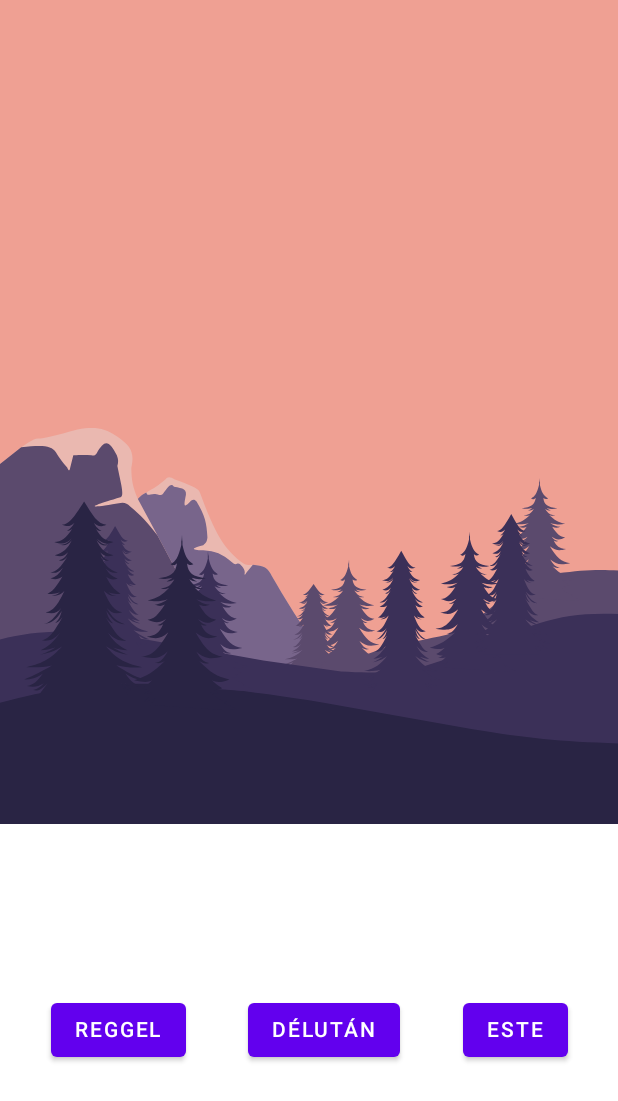
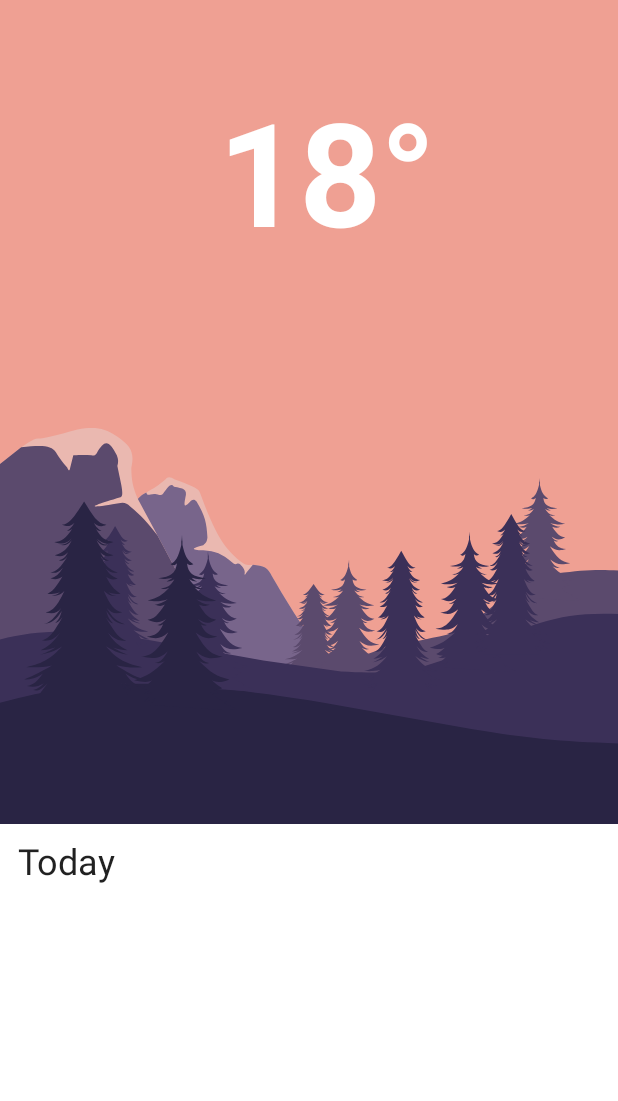
Before and after one commit to BendeguzTajti/SentientWeatherAI, an Android app built with Jetpack Compose: the @Preview function DefaultPreview, on a phone screen of 412 x 824 dp. Shown: the top 1101 px of the screen. Run offline under Robolectric (Android 15) with nearby library versions, the phone set to English and light mode, and no system bars; our stand-ins replace Dagger/Hilt's generated code, accompanist.

Commit message:
flow weather data to UI

```diff
--- a/app/src/main/java/hu/friedcoyote/sentientweatherai/domain/use_case/get_current_weather/GetCurrentWeatherUseCase.kt
+++ b/app/src/main/java/hu/friedcoyote/sentientweatherai/domain/use_case/get_current_weather/GetCurrentWeatherUseCase.kt
@@ -13,10 +13,10 @@ import javax.inject.Inject
 class GetCurrentWeatherUseCase @Inject constructor(
     private val repository: WeatherRepository
 ) {
-    operator fun invoke(exclude: List<String>?): Flow<Resource<Weather>> = flow {
+    operator fun invoke(lat: Double, lon: Double, exclude: List<String>?): Flow<Resource<Weather>> = flow {
         try {
             emit(Resource.Loading<Weather>())
-            val weather = repository.getCurrentWeather(47.4979, 19.0402, exclude)
+            val weather = repository.getCurrentWeather(lat, lon, exclude)
             emit(Resource.Success<Weather>(weather.toWeather()))
         } catch (e: HttpException) {
             emit(Resource.Error<Weather>("ERROR"))
--- a/app/src/main/java/hu/friedcoyote/sentientweatherai/presentation/MainActivity.kt
+++ b/app/src/main/java/hu/friedcoyote/sentientweatherai/presentation/MainActivity.kt
@@ -3,12 +3,24 @@ package hu.friedcoyote.sentientweatherai.presentation
 import android.os.Bundle
 import androidx.activity.ComponentActivity
 import androidx.activity.compose.setContent
+import androidx.compose.animation.core.updateTransition
+import androidx.compose.foundation.background
+import androidx.compose.foundation.layout.*
 import androidx.compose.material.*
 import androidx.compose.runtime.*
+import androidx.compose.ui.Alignment
+import androidx.compose.ui.Modifier
+import androidx.compose.ui.graphics.Color
+import androidx.compose.ui.text.font.FontStyle
+import androidx.compose.ui.text.font.FontWeight
+import androidx.compose.ui.text.style.TextAlign
 import androidx.compose.ui.tooling.preview.Preview
+import androidx.compose.ui.unit.dp
 import dagger.hilt.android.AndroidEntryPoint
+import hu.friedcoyote.sentientweatherai.domain.model.Day
 import hu.friedcoyote.sentientweatherai.presentation.ui.theme.SentientWeatherAITheme
 import hu.friedcoyote.sentientweatherai.presentation.weather.WeatherScreen
+import hu.friedcoyote.sentientweatherai.presentation.weather.components.Landscape
 
 @AndroidEntryPoint
 class MainActivity : ComponentActivity() {
@@ -29,6 +41,37 @@ class MainActivity : ComponentActivity() {
 @Composable
 fun DefaultPreview() {
     SentientWeatherAITheme {
-        WeatherScreen()
+        val currentDay = remember { mutableStateOf(Day.MORNING) }
+        val transition = updateTransition(currentDay.value, label = "")
+        Column(modifier = Modifier.fillMaxSize(), verticalArrangement = Arrangement.Bottom) {
+            Box(modifier = Modifier.fillMaxSize().weight(6f), contentAlignment = Alignment.BottomCenter) {
+                Landscape(dayChangeTransition = transition)
+                Row(
+                    modifier = Modifier.fillMaxSize(),
+                    verticalAlignment = Alignment.Top,
+                    horizontalArrangement = Arrangement.Center
+                ) {
+                    Text(
+                        modifier = Modifier.padding(top = 62.dp, start = 24.dp),
+                        text = "18°",
+                        color = Color.White,
+                        style = MaterialTheme.typography.h1,
+                        fontWeight = FontWeight.Bold
+                    )
+                }
+            }
+            Row(
+                modifier = Modifier
+                    .fillMaxSize()
+                    .weight(3f)
+                    .background(MaterialTheme.colors.surface),
+            ) {
+                Text(
+                    modifier = Modifier.padding(12.dp),
+                    text = "Today",
+                    style = MaterialTheme.typography.h5
+                )
+            }
+        }
     }
 }
--- a/app/src/main/java/hu/friedcoyote/sentientweatherai/presentation/weather/WeatherScreen.kt
+++ b/app/src/main/java/hu/friedcoyote/sentientweatherai/presentation/weather/WeatherScreen.kt
@@ -1,11 +1,6 @@
 package hu.friedcoyote.sentientweatherai.presentation.weather
 
-import androidx.compose.animation.animateColor
-import androidx.compose.animation.core.Transition
-import androidx.compose.animation.core.animateFloat
-import androidx.compose.animation.core.tween
 import androidx.compose.animation.core.updateTransition
-import androidx.compose.foundation.Image
 import androidx.compose.foundation.background
 import androidx.compose.foundation.layout.*
 import androidx.compose.material.Button
@@ -17,22 +12,37 @@ import androidx.compose.runtime.remember
 import androidx.compose.ui.Alignment
 import androidx.compose.ui.Modifier
 import androidx.compose.ui.graphics.Color
-import androidx.compose.ui.layout.ContentScale
-import androidx.compose.ui.res.painterResource
+import androidx.compose.ui.text.font.FontWeight
 import androidx.compose.ui.unit.dp
 import androidx.hilt.navigation.compose.hiltViewModel
-import hu.friedcoyote.sentientweatherai.R
 import hu.friedcoyote.sentientweatherai.domain.model.Day
+import hu.friedcoyote.sentientweatherai.presentation.weather.components.Landscape
 
 @Composable
 fun WeatherScreen(
     viewModel: WeatherViewModel = hiltViewModel()
 ) {
+    val weatherState = viewModel.weatherState.value
     val currentDay = remember { mutableStateOf(Day.MORNING) }
     val transition = updateTransition(currentDay.value, label = "")
     Column(modifier = Modifier.fillMaxSize(), verticalArrangement = Arrangement.Bottom) {
-        Box(modifier = Modifier.weight(6f), contentAlignment = Alignment.BottomCenter) {
-            LandScape(dayChangeTransition = transition)
+        Box(modifier = Modifier.fillMaxSize().weight(6f), contentAlignment = Alignment.BottomCenter) {
+            Landscape(dayChangeTransition = transition)
+            Column(
+                modifier = Modifier.fillMaxSize(),
+                verticalArrangement = Arrangement.Top,
+                horizontalAlignment = Alignment.CenterHorizontally
+            ) {
+                if (weatherState.weather != null) {
+                    Text(
+                        modifier = Modifier.padding(top = 62.dp, start = 24.dp),
+                        text = "${weatherState.weather.temperatureCelsius}°",
+                        color = Color.White,
+                        style = MaterialTheme.typography.h1,
+                        fontWeight = FontWeight.Bold
+                    )
+                }
+            }
         }
         Row(
             modifier = Modifier
@@ -55,56 +65,3 @@ fun WeatherScreen(
         }
     }
 }
-
-@Composable
-fun LandScape(dayChangeTransition: Transition<Day>) {
-    val skyColor = dayChangeTransition.animateColor(
-        label = "skyColorAnimation",
-        transitionSpec = { tween(400) }) {
-        when (it) {
-            Day.MORNING -> Color(0xFFEFA093)
-            Day.AFTERNOON -> Color(0xFF52DCFF)
-            Day.NIGHT -> Color(0xFF6963B8)
-        }
-    }
-    val afternoonLandscapeAlpha = dayChangeTransition.animateFloat(
-        label = "afternoonLandscapeAlphaAnimation",
-        transitionSpec = { tween(400) }) {
-        if (it == Day.AFTERNOON) 1f else 0f
-    }
-    val nightLandscapeAlpha = dayChangeTransition.animateFloat(
-        label = "nightLandscapeAlphaAnimation",
-        transitionSpec = { tween(400) }) {
-        if (it == Day.NIGHT) 1f else 0f
-    }
-    Box(
-        modifier = Modifier
-            .fillMaxSize()
-            .background(color = skyColor.value),
-        contentAlignment = Alignment.BottomCenter
-    ) {
-        Image(
-            modifier = Modifier
-                .fillMaxWidth(),
-            painter = painterResource(id = R.drawable.landscape_morning),
-            contentDescription = null,
-            contentScale = ContentScale.Crop,
-        )
-        Image(
-            modifier = Modifier
-                .fillMaxWidth(),
-            painter = painterResource(id = R.drawable.landscape_afternoon),
-            contentDescription = null,
-            contentScale = ContentScale.Crop,
-            alpha = afternoonLandscapeAlpha.value
-        )
-        Image(
-            modifier = Modifier
-                .fillMaxWidth(),
-            painter = painterResource(id = R.drawable.landscape_night),
-            contentDescription = null,
-            contentScale = ContentScale.Crop,
-            alpha = nightLandscapeAlpha.value
-        )
-    }
-}
--- a/app/src/main/java/hu/friedcoyote/sentientweatherai/presentation/weather/WeatherState.kt
+++ b/app/src/main/java/hu/friedcoyote/sentientweatherai/presentation/weather/WeatherState.kt
@@ -1,9 +1,9 @@
 package hu.friedcoyote.sentientweatherai.presentation.weather
 
-import hu.friedcoyote.sentientweatherai.data.remote.dto.WeatherDto
+import hu.friedcoyote.sentientweatherai.domain.model.Weather
 
 data class WeatherState(
     val isLoading: Boolean = false,
-    val weather: WeatherDto? = null,
+    val weather: Weather? = null,
     val error: String = ""
 )
--- a/app/src/main/java/hu/friedcoyote/sentientweatherai/presentation/weather/WeatherViewModel.kt
+++ b/app/src/main/java/hu/friedcoyote/sentientweatherai/presentation/weather/WeatherViewModel.kt
@@ -24,13 +24,13 @@ class WeatherViewModel @Inject constructor(
     }
 
     private fun getWeather() {
-        getCurrentWeatherUseCase(listOf("minutely")).onEach { result ->
+        getCurrentWeatherUseCase(47.4979, 19.0402, listOf("minutely")).onEach { result ->
             when (result) {
                 is Resource.Loading -> {
-
+                    _weatherState.value = WeatherState(isLoading = true)
                 }
                 is Resource.Success -> {
-
+                    _weatherState.value = WeatherState(weather = result.data)
                 }
                 is Resource.Error -> {
 
--- /dev/null
+++ b/app/src/main/java/hu/friedcoyote/sentientweatherai/presentation/weather/components/Landscape.kt
@@ -0,0 +1,72 @@
+package hu.friedcoyote.sentientweatherai.presentation.weather.components
+
+import androidx.compose.animation.animateColor
+import androidx.compose.animation.core.Transition
+import androidx.compose.animation.core.animateFloat
+import androidx.compose.animation.core.tween
+import androidx.compose.foundation.Image
+import androidx.compose.foundation.background
+import androidx.compose.foundation.layout.Box
+import androidx.compose.foundation.layout.fillMaxSize
+import androidx.compose.foundation.layout.fillMaxWidth
+import androidx.compose.runtime.Composable
+import androidx.compose.ui.Alignment
+import androidx.compose.ui.Modifier
+import androidx.compose.ui.graphics.Color
+import androidx.compose.ui.layout.ContentScale
+import androidx.compose.ui.res.painterResource
+import hu.friedcoyote.sentientweatherai.R
+import hu.friedcoyote.sentientweatherai.domain.model.Day
+
+@Composable
+fun Landscape(dayChangeTransition: Transition<Day>) {
+    val skyColor = dayChangeTransition.animateColor(
+        label = "skyColorAnimation",
+        transitionSpec = { tween(400) }) {
+        when (it) {
+            Day.MORNING -> Color(0xFFEFA093)
+            Day.AFTERNOON -> Color(0xFF52DCFF)
+            Day.NIGHT -> Color(0xFF6963B8)
+        }
+    }
+    val afternoonLandscapeAlpha = dayChangeTransition.animateFloat(
+        label = "afternoonLandscapeAlphaAnimation",
+        transitionSpec = { tween(400) }) {
+        if (it == Day.AFTERNOON) 1f else 0f
+    }
+    val nightLandscapeAlpha = dayChangeTransition.animateFloat(
+        label = "nightLandscapeAlphaAnimation",
+        transitionSpec = { tween(400) }) {
+        if (it == Day.NIGHT) 1f else 0f
+    }
+    Box(
+        modifier = Modifier
+            .fillMaxSize()
+            .background(color = skyColor.value),
+        contentAlignment = Alignment.BottomCenter
+    ) {
+        Image(
+            modifier = Modifier
+                .fillMaxWidth(),
+            painter = painterResource(id = R.drawable.landscape_morning),
+            contentDescription = null,
+            contentScale = ContentScale.Crop,
+        )
+        Image(
+            modifier = Modifier
+                .fillMaxWidth(),
+            painter = painterResource(id = R.drawable.landscape_afternoon),
+            contentDescription = null,
+            contentScale = ContentScale.Crop,
+            alpha = afternoonLandscapeAlpha.value
+        )
+        Image(
+            modifier = Modifier
+                .fillMaxWidth(),
+            painter = painterResource(id = R.drawable.landscape_night),
+            contentDescription = null,
+            contentScale = ContentScale.Crop,
+            alpha = nightLandscapeAlpha.value
+        )
+    }
+}
```
